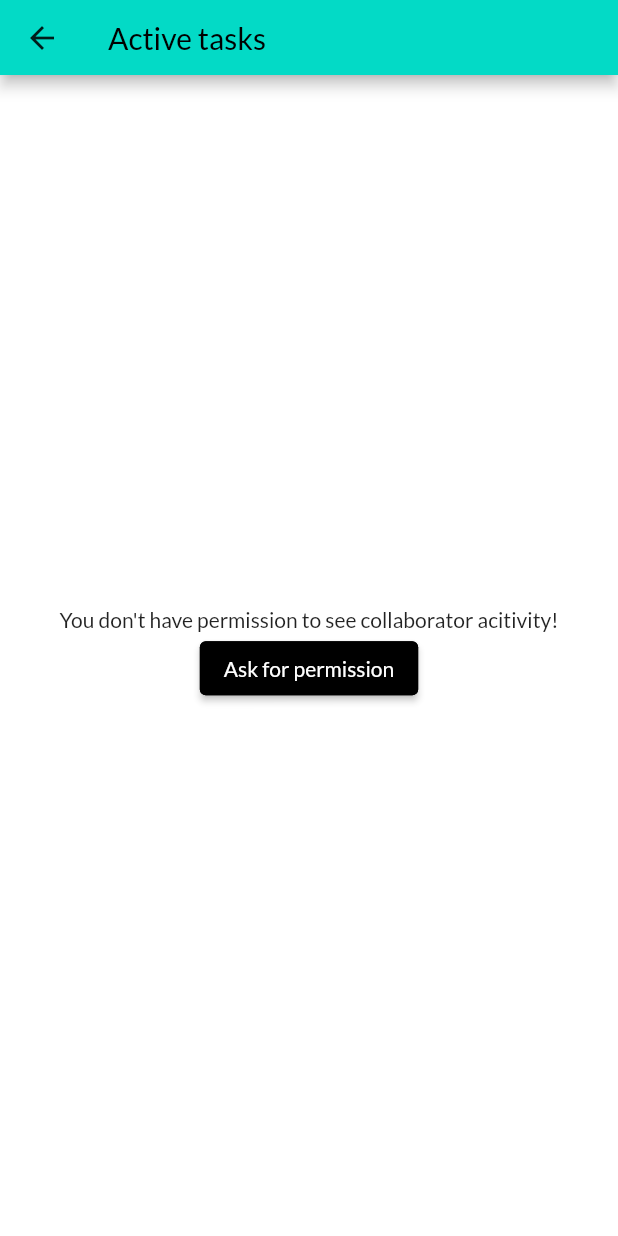
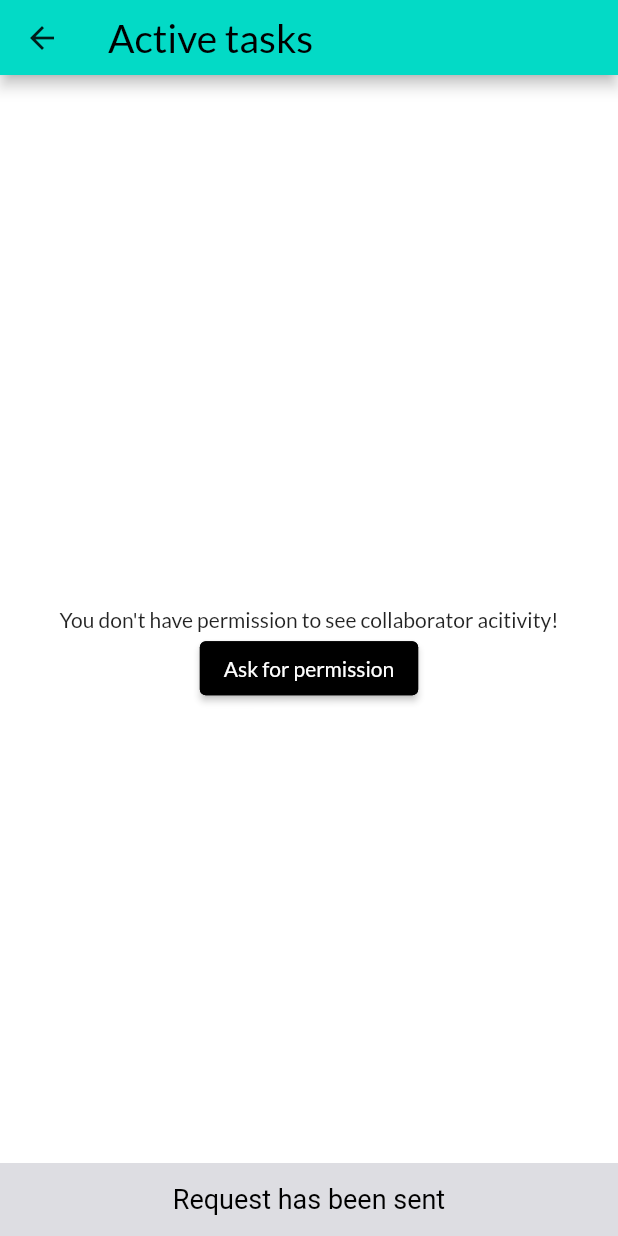
Before and after one commit to BartoszRudnik/ProductiveAppFrontend, a Flutter app: the ActiveTasks screen opened directly with empty values, after a tap on "Ask for permission", on a phone screen of 412 x 824 dp. Run offline on Flutter 3.47's test engine with Material 2 defaults, Android fonts, the phone set to English and light mode, and no system bars; our stand-ins replace badges, flutter_local_notifications, geocoding, google_maps_flutter, image_picker, infinite_scroll_pagination and 1 more; missing offline and left inert: flutter_background_geolocation, global_configuration; accounts and stored records are empty.

Commit message:
powiadomienie o wyslaniu prosby o dostep do statystyk

```diff
--- a/lib/screen/active_tasks_screen.dart
+++ b/lib/screen/active_tasks_screen.dart
@@ -7,7 +7,7 @@ import '../model/collaboratorTask.dart';
 import '../provider/delegate_provider.dart';
 import '../utils/collaborator_show_modal.dart';
 import '../widget/appBar/active_tasks_appBar.dart';
-import '../widget/ask_for_activity_permission.dart';
+import '../widget/button/ask_for_activity_permission.dart';
 import '../widget/chart/collaborator_tasks_chart.dart';
 
 class ActiveTasks extends StatefulWidget {
--- a/lib/screen/recent_tasks.dart
+++ b/lib/screen/recent_tasks.dart
@@ -8,7 +8,7 @@ import '../model/collaboratorTask.dart';
 import '../provider/delegate_provider.dart';
 import '../utils/collaborator_show_modal.dart';
 import '../widget/appBar/active_tasks_appBar.dart';
-import '../widget/ask_for_activity_permission.dart';
+import '../widget/button/ask_for_activity_permission.dart';
 
 class RecentTasks extends StatefulWidget {
   Collaborator collaborator;
--- a/lib/widget/appBar/active_tasks_appBar.dart
+++ b/lib/widget/appBar/active_tasks_appBar.dart
@@ -13,7 +13,10 @@ class ActiveTasksAppBar extends StatelessWidget with PreferredSizeWidget {
     return AppBar(
       title: Text(
         this.message,
-        style: TextStyle(color: Colors.black),
+        style: TextStyle(
+          fontSize: 26,
+          color: Theme.of(context).primaryColor,
+        ),
       ),
       toolbarHeight: 50,
       systemOverlayStyle: SystemUiOverlayStyle(statusBarColor: Colors.black),
--- a/lib/widget/ask_for_activity_permission.dart
+++ b/lib/widget/button/ask_for_activity_permission.dart
@@ -25,6 +25,21 @@ class AskForActivityPermission extends StatelessWidget {
               } else {
                 Provider.of<DelegateProvider>(context, listen: false).askForPermission(this.collaborator.email);
                 this.collaborator.alreadyAsked = true;
+
+                ScaffoldMessenger.of(context).showSnackBar(
+                  SnackBar(
+                    content: Text(
+                      'Request has been sent',
+                      textAlign: TextAlign.center,
+                      style: TextStyle(
+                        fontSize: 18,
+                        color: Theme.of(context).primaryColor,
+                      ),
+                    ),
+                    backgroundColor: Theme.of(context).primaryColorDark,
+                    duration: Duration(seconds: 2),
+                  ),
+                );
               }
             },
             child: Text('Ask for permission'),
```
Also changed, not shown: lib/screen/collaborator_profile.dart (+25 -2 lines), lib/screen/collaborator_profile_tabs.dart (+4 -6 lines), lib/widget/switch_list_tile/grant_access_list_tile.dart (+1 -10 lines).
